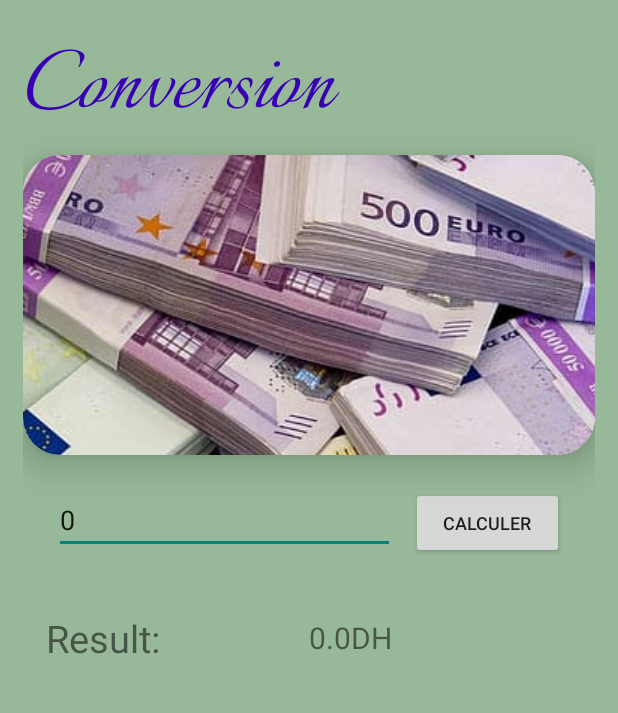
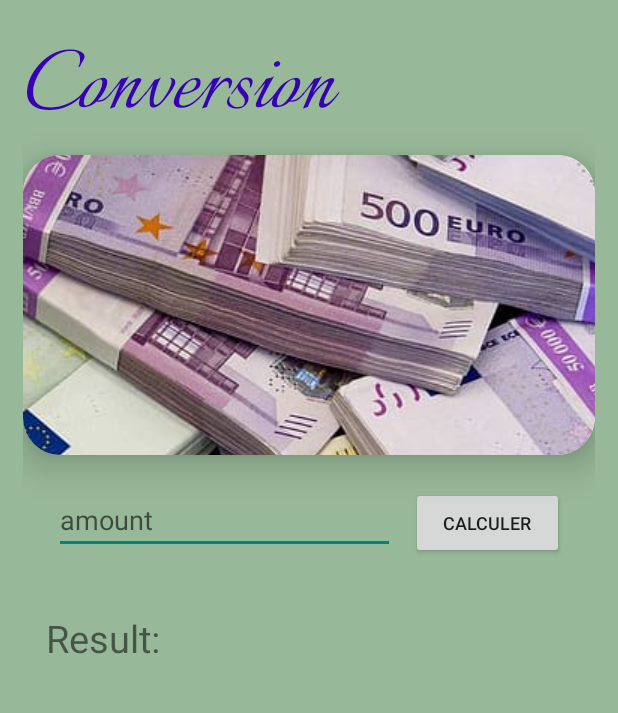
Before and after one commit to fletoxIsHere/Android.Menu, an Android app: the fragment ConversionFragment placed in its activity, after a tap on "CALCULER", on a phone screen of 412 x 824 dp, the part 84-797 px from its top. Run offline under Robolectric (Android 15) with nearby library versions, the phone set to English and light mode, and no system bars.

Commit message:
fix error conversion

```diff
--- a/app/src/main/java/com/example/menuapp/ConversionFragment.java
+++ b/app/src/main/java/com/example/menuapp/ConversionFragment.java
@@ -11,6 +11,7 @@ import android.view.ViewGroup;
 import android.widget.Button;
 import android.widget.EditText;
 import android.widget.TextView;
+import android.widget.Toast;
 
 
 public class ConversionFragment extends Fragment {
@@ -34,13 +35,19 @@ public class ConversionFragment extends Fragment {
         EditText input = (EditText)rootView.findViewById(R.id.input);
         TextView res = (TextView)rootView.findViewById(R.id.res);
         Log.d("hofr", "oncreate");
-
+//        input.setText("0");
 
         btn.setOnClickListener(new View.OnClickListener() {
             @Override
             public void onClick(View view) {
                 Log.d("hofr", "button clicked");
-                input.setText("0");
+                if(input.getText().toString().equals("")) {
+                    Toast.makeText(getActivity(), "please enter amount!",
+                            Toast.LENGTH_LONG).show();
+                    return;
+
+                }
+
                 float inputValue = Float.parseFloat(input.getText().toString());
                 float result = inputValue *10.5F;
                 res.setText(String.valueOf(result)+ "DH");
```
